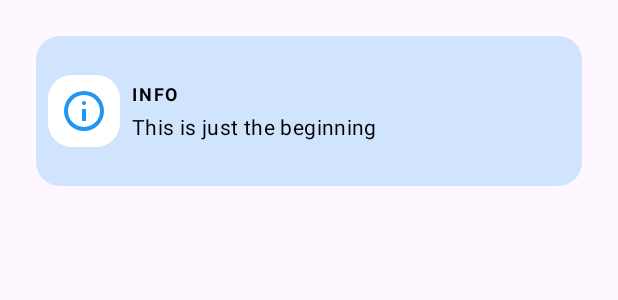
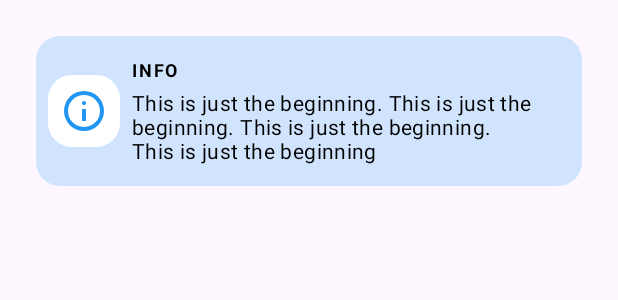
Before and after one commit to dononcharles/NiceToast, an Android app built with Jetpack Compose: the layout nice_toast_bg.xml on its own in the app's theme, with its tools: preview values and no code run, on a phone screen of 412 x 824 dp. Shown: the top 300 px of the screen. Run offline under Robolectric (Android 15) with nearby library versions, the phone set to English and light mode, and no system bars.

Commit message:
feat: Support multi-line descriptions and use color resources
- Increased the maximum lines for the toast description from 2 to 3 to accommodate longer messages.
- Refactored icon tinting to use color resources (`@color/...`) instead of hardcoded hex values for better maintainability and theming.

```diff
--- a/app/src/main/res/values/strings.xml
+++ b/app/src/main/res/values/strings.xml
@@ -1,6 +1,7 @@
 <resources>
     <string name="app_name">Nice Toast</string>
     <string name="custom_colors">Custom Colors</string>
+    <string name="use_compose">Use Compose</string>
     <string name="full_background">Full Background</string>
     <string name="dark_mode">Dark Mode</string>
     <string name="success">Success</string>
--- a/nicetoast/src/main/res/drawable/outline_delete_24.xml
+++ b/nicetoast/src/main/res/drawable/outline_delete_24.xml
@@ -1,4 +1,4 @@
-<vector xmlns:android="http://schemas.android.com/apk/res/android" android:height="24dp" android:tint="#F44336" android:viewportHeight="960" android:viewportWidth="960" android:width="24dp">
+<vector xmlns:android="http://schemas.android.com/apk/res/android" android:height="24dp" android:tint="@color/delete_color" android:viewportHeight="960" android:viewportWidth="960" android:width="24dp">
 
     <path android:fillColor="@android:color/white" android:pathData="M280,840Q247,840 223.5,816.5Q200,793 200,760L200,240L160,240L160,160L360,160L360,120L600,120L600,160L800,160L800,240L760,240L760,760Q760,793 736.5,816.5Q713,840 680,840L280,840ZM680,240L280,240L280,760Q280,760 280,760Q280,760 280,760L680,760Q680,760 680,760Q680,760 680,760L680,240ZM360,680L440,680L440,320L360,320L360,680ZM520,680L600,680L600,320L520,320L520,680ZM280,240L280,240L280,760Q280,760 280,760Q280,760 280,760L280,760Q280,760 280,760Q280,760 280,760L280,240Z"/>
 
--- a/nicetoast/src/main/res/drawable/outline_error_24.xml
+++ b/nicetoast/src/main/res/drawable/outline_error_24.xml
@@ -1,4 +1,4 @@
-<vector xmlns:android="http://schemas.android.com/apk/res/android" android:height="24dp" android:tint="#F44336" android:viewportHeight="960" android:viewportWidth="960" android:width="24dp">
+<vector xmlns:android="http://schemas.android.com/apk/res/android" android:height="24dp" android:tint="@color/error_color" android:viewportHeight="960" android:viewportWidth="960" android:width="24dp">
 
     <path android:fillColor="@android:color/white" android:pathData="M480,680Q497,680 508.5,668.5Q520,657 520,640Q520,623 508.5,611.5Q497,600 480,600Q463,600 451.5,611.5Q440,623 440,640Q440,657 451.5,668.5Q463,680 480,680ZM440,520L520,520L520,280L440,280L440,520ZM480,880Q397,880 324,848.5Q251,817 197,763Q143,709 111.5,636Q80,563 80,480Q80,397 111.5,324Q143,251 197,197Q251,143 324,111.5Q397,80 480,80Q563,80 636,111.5Q709,143 763,197Q817,251 848.5,324Q880,397 880,480Q880,563 848.5,636Q817,709 763,763Q709,817 636,848.5Q563,880 480,880ZM480,800Q614,800 707,707Q800,614 800,480Q800,346 707,253Q614,160 480,160Q346,160 253,253Q160,346 160,480Q160,614 253,707Q346,800 480,800ZM480,480Q480,480 480,480Q480,480 480,480Q480,480 480,480Q480,480 480,480Q480,480 480,480Q480,480 480,480Q480,480 480,480Q480,480 480,480Z"/>
 
--- a/nicetoast/src/main/res/drawable/outline_info_24.xml
+++ b/nicetoast/src/main/res/drawable/outline_info_24.xml
@@ -1,4 +1,4 @@
-<vector xmlns:android="http://schemas.android.com/apk/res/android" android:height="24dp" android:tint="#2196F3" android:viewportHeight="960" android:viewportWidth="960" android:width="24dp">
+<vector xmlns:android="http://schemas.android.com/apk/res/android" android:height="24dp" android:tint="@color/info_color" android:viewportHeight="960" android:viewportWidth="960" android:width="24dp">
 
     <path android:fillColor="@android:color/white" android:pathData="M440,680L520,680L520,440L440,440L440,680ZM480,360Q497,360 508.5,348.5Q520,337 520,320Q520,303 508.5,291.5Q497,280 480,280Q463,280 451.5,291.5Q440,303 440,320Q440,337 451.5,348.5Q463,360 480,360ZM480,880Q397,880 324,848.5Q251,817 197,763Q143,709 111.5,636Q80,563 80,480Q80,397 111.5,324Q143,251 197,197Q251,143 324,111.5Q397,80 480,80Q563,80 636,111.5Q709,143 763,197Q817,251 848.5,324Q880,397 880,480Q880,563 848.5,636Q817,709 763,763Q709,817 636,848.5Q563,880 480,880ZM480,800Q614,800 707,707Q800,614 800,480Q800,346 707,253Q614,160 480,160Q346,160 253,253Q160,346 160,480Q160,614 253,707Q346,800 480,800ZM480,480Q480,480 480,480Q480,480 480,480Q480,480 480,480Q480,480 480,480Q480,480 480,480Q480,480 480,480Q480,480 480,480Q480,480 480,480Z"/>
 
--- a/nicetoast/src/main/res/drawable/outline_signal_cellular_connected_no_internet_4_bar_24.xml
+++ b/nicetoast/src/main/res/drawable/outline_signal_cellular_connected_no_internet_4_bar_24.xml
@@ -1,4 +1,4 @@
-<vector xmlns:android="http://schemas.android.com/apk/res/android" android:height="24dp" android:tint="#FFC107" android:viewportHeight="960" android:viewportWidth="960" android:width="24dp">
+<vector xmlns:android="http://schemas.android.com/apk/res/android" android:height="24dp" android:tint="@color/no_internet" android:viewportHeight="960" android:viewportWidth="960" android:width="24dp">
 
     <path android:fillColor="@android:color/white" android:pathData="M80,880L880,80L880,320L720,320L720,880L80,880ZM840,880Q823,880 811.5,868.5Q800,857 800,840Q800,823 811.5,811.5Q823,800 840,800Q857,800 868.5,811.5Q880,823 880,840Q880,857 868.5,868.5Q857,880 840,880ZM800,720L800,400L880,400L880,720L800,720Z"/>
 
--- a/nicetoast/src/main/res/drawable/outline_warning_24.xml
+++ b/nicetoast/src/main/res/drawable/outline_warning_24.xml
@@ -1,4 +1,4 @@
-<vector xmlns:android="http://schemas.android.com/apk/res/android" android:height="24dp" android:tint="#FFC107" android:viewportHeight="960" android:viewportWidth="960" android:width="24dp">
+<vector xmlns:android="http://schemas.android.com/apk/res/android" android:height="24dp" android:tint="@color/warning_color" android:viewportHeight="960" android:viewportWidth="960" android:width="24dp">
 
     <path android:fillColor="@android:color/white" android:pathData="M40,840L480,80L920,840L40,840ZM178,760L782,760L480,240L178,760ZM480,720Q497,720 508.5,708.5Q520,697 520,680Q520,663 508.5,651.5Q497,640 480,640Q463,640 451.5,651.5Q440,663 440,680Q440,697 451.5,708.5Q463,720 480,720ZM440,600L520,600L520,400L440,400L440,600ZM480,500L480,500L480,500Z"/>
 
--- a/nicetoast/src/main/res/layout/nice_toast_bg.xml
+++ b/nicetoast/src/main/res/layout/nice_toast_bg.xml
@@ -45,7 +45,7 @@
         android:layout_height="wrap_content"
         android:layout_marginTop="@dimen/dimen_4dp"
         android:ellipsize="end"
-        android:maxLines="2"
+        android:maxLines="3"
         android:text="@string/mock_description"
         android:textAppearance="@style/TextAppearance.MaterialComponents.Body2"
         android:textColor="@android:color/black"
--- a/nicetoast/src/main/res/values/strings.xml
+++ b/nicetoast/src/main/res/values/strings.xml
@@ -6,5 +6,5 @@
     <string name="text_info">Info</string>
     <string name="text_warning">Warning</string>
     <string name="text_no_internet">No internet connection</string>
-    <string name="mock_description">This is just the beginning</string>
+    <string name="mock_description">This is just the beginning. This is just the beginning. This is just the beginning. \nThis is just the beginning</string>
 </resources>
```
Also changed, not shown: nicetoast/src/main/java/com/dononcharles/nicetoast/NiceToast.kt (+7 -2 lines).
